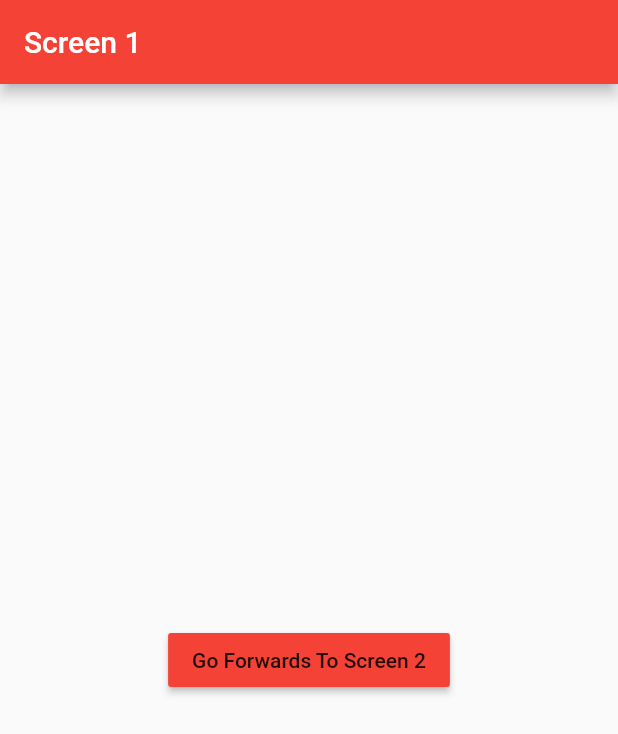
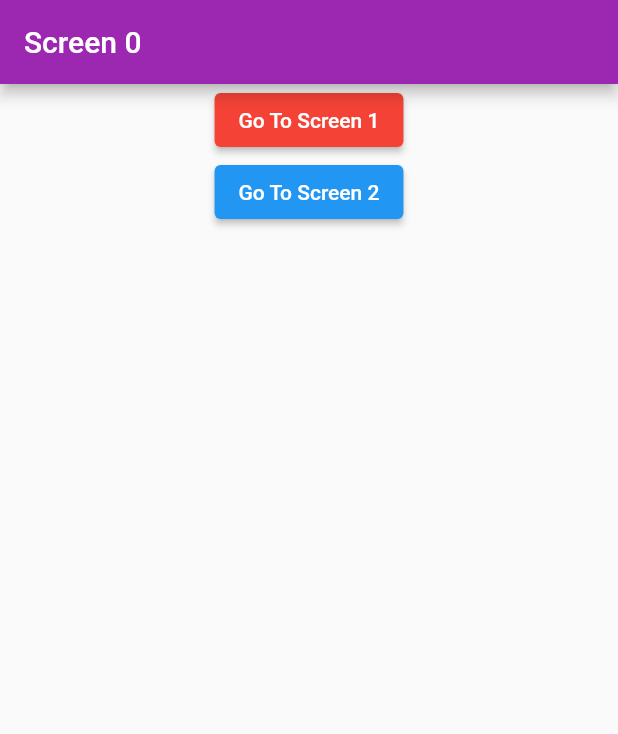
Before and after one commit to ginoliza/navigation_flutter_demo, a Flutter app: the screen it shows after launch, on a phone screen of 412 x 824 dp. Shown: the top 734 px of the screen. Run offline on Flutter 3.47's test engine with Material 2 defaults, Android fonts, the phone set to English and light mode, and no system bars.

Commit message:
fixed initial code

```diff
--- a/lib/main.dart
+++ b/lib/main.dart
@@ -1,5 +1,5 @@
 import 'package:flutter/material.dart';
-import 'screen1.dart';
+import 'screen0.dart';
 
 void main() => runApp(MyApp());
 
@@ -7,7 +7,8 @@ class MyApp extends StatelessWidget {
   @override
   Widget build(BuildContext context) {
     return MaterialApp(
-      home: Screen1(),
+      debugShowCheckedModeBanner: false,
+      home: Screen0(),
     );
   }
 }
--- a/lib/screen0.dart
+++ b/lib/screen0.dart
@@ -11,15 +11,19 @@ class Screen0 extends StatelessWidget {
       body: Center(
         child: Column(
           children: <Widget>[
-            RaisedButton(
-              color: Colors.red,
+            ElevatedButton(
+              style: ElevatedButton.styleFrom(
+                backgroundColor: Colors.red, // Background color
+              ),
               child: Text('Go To Screen 1'),
               onPressed: () {
                 //Navigate to Screen 1
               },
             ),
-            RaisedButton(
-              color: Colors.blue,
+            ElevatedButton(
+              style: ElevatedButton.styleFrom(
+                backgroundColor: Colors.blue, // Background color
+              ),
               child: Text('Go To Screen 2'),
               onPressed: () {
                 //Navigate to Screen 2
--- a/lib/screen1.dart
+++ b/lib/screen1.dart
@@ -9,8 +9,10 @@ class Screen1 extends StatelessWidget {
         title: Text('Screen 1'),
       ),
       body: Center(
-        child: RaisedButton(
-          color: Colors.red,
+        child: ElevatedButton(
+          style: ElevatedButton.styleFrom(
+            backgroundColor: Colors.red, // Background color
+          ),
           child: Text('Go Forwards To Screen 2'),
           onPressed: () {},
         ),
--- a/lib/screen2.dart
+++ b/lib/screen2.dart
@@ -9,8 +9,7 @@ class Screen2 extends StatelessWidget {
         title: Text('Screen 2'),
       ),
       body: Center(
-        child: RaisedButton(
-          color: Colors.blue,
+        child: ElevatedButton(
           child: Text('Go Back To Screen 1'),
           onPressed: () {},
         ),
```
